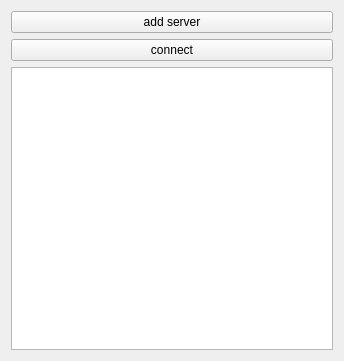
Old version of the form v2ui.ui in the repository parsa1102/v2rayPari.
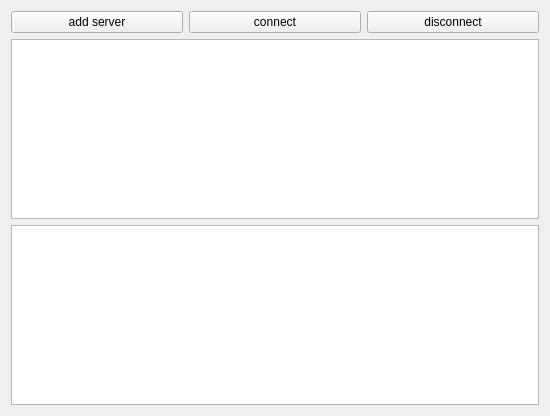
New version of the form.

```diff
--- a/v2ui.ui
+++ b/v2ui.ui
@@ -6,15 +6,19 @@
    <rect>
     <x>0</x>
     <y>0</y>
-    <width>344</width>
-    <height>361</height>
+    <width>550</width>
+    <height>416</height>
    </rect>
   </property>
   <property name="windowTitle">
    <string>v2Ui</string>
   </property>
+  <layout class="QVBoxLayout" name="verticalLayout_2">
+   <item>
   <layout class="QVBoxLayout" name="verticalLayout">
    <item>
+      <layout class="QHBoxLayout" name="horizontalLayout">
+       <item>
     <widget class="QPushButton" name="pushButton">
      <property name="text">
       <string>add server</string>
@@ -27,6 +31,20 @@
       <string>connect</string>
      </property>
     </widget>
+       </item>
+       <item>
+        <widget class="QPushButton" name="pushButton_2">
+         <property name="text">
+          <string>disconnect</string>
+         </property>
+        </widget>
+       </item>
+      </layout>
+     </item>
+    </layout>
+   </item>
+   <item>
+    <widget class="QListWidget" name="listWidget"/>
    </item>
    <item>
     <widget class="QTextBrowser" name="v2rayOutput"/>
```
Lines whose indentation alone changed are shown as unchanged.
